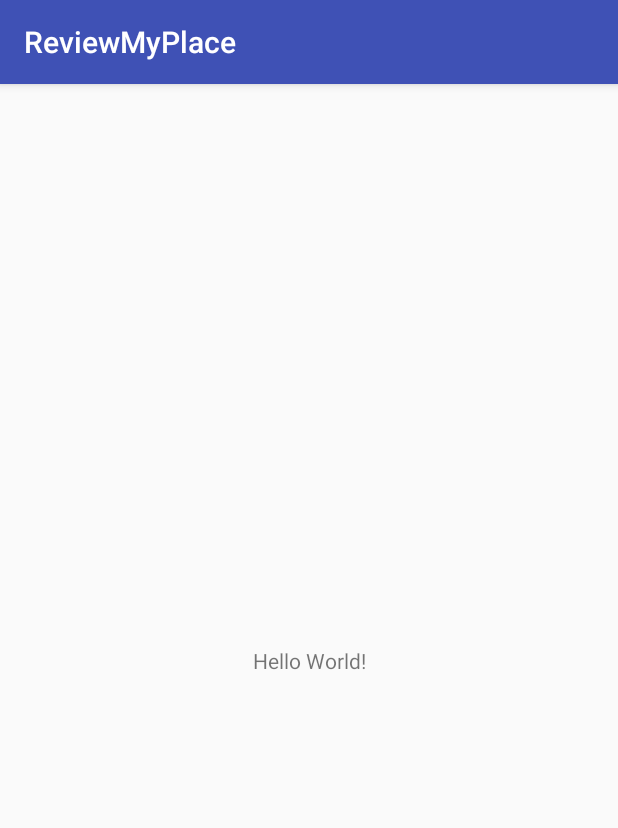
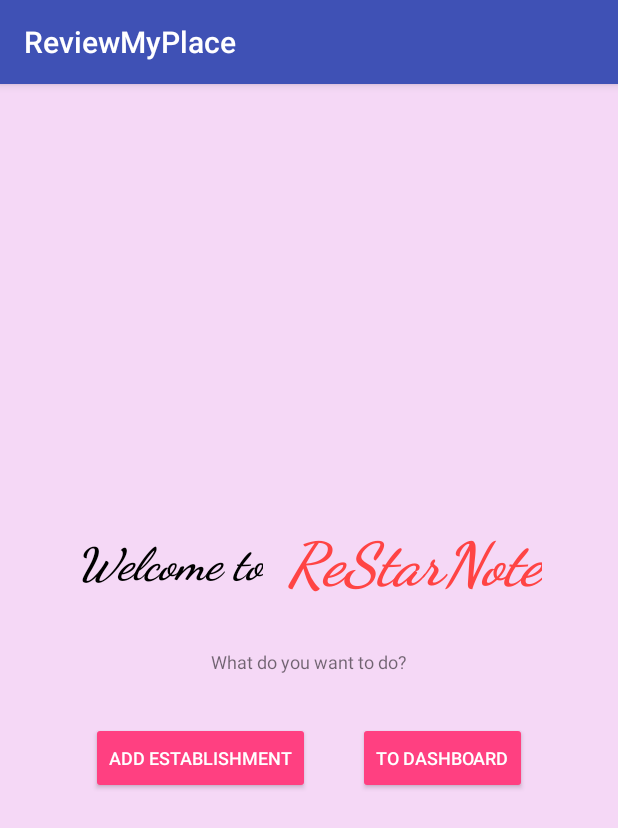
Before and after one commit to zovippro1996/mobileproject2018, an Android app: the screen it shows after launch (MainActivity before the commit, IntroActivity after it), on a phone screen of 412 x 824 dp. Shown: the top 828 px of the screen. Run offline under Robolectric (Android 15) with nearby library versions, the phone set to English and light mode, and no system bars.

Commit message:
* Add IntroActivity (Java class + layout)   + May need modifications later (e.g. pop-up dialog to show tutorial/how to use the app)

```diff
--- a/app/src/main/AndroidManifest.xml
+++ b/app/src/main/AndroidManifest.xml
@@ -9,13 +9,22 @@
         android:roundIcon="@mipmap/ic_launcher_round"
         android:supportsRtl="true"
         android:theme="@style/AppTheme">
-        <activity android:name=".MainActivity">
+
+        <!--<activity android:name=".MainActivity">-->
+            <!--<intent-filter>-->
+                <!--<action android:name="android.intent.action.MAIN" />-->
+
+                <!--<category android:name="android.intent.category.LAUNCHER" />-->
+            <!--</intent-filter>-->
+        <!--</activity>-->
+
+        <activity android:name=".IntroActivity">
             <intent-filter>
                 <action android:name="android.intent.action.MAIN" />
-
                 <category android:name="android.intent.category.LAUNCHER" />
             </intent-filter>
         </activity>
+
     </application>
 
 </manifest>
--- /dev/null
+++ b/app/src/main/java/com/example/mobile/course/reviewmyplace/IntroActivity.java
@@ -0,0 +1,32 @@
+package com.example.mobile.course.reviewmyplace;
+
+import android.content.Intent;
+import android.os.Bundle;
+import android.support.v7.app.AppCompatActivity;
+import android.view.View;
+
+public class IntroActivity extends AppCompatActivity {
+
+    @Override
+    protected void onCreate(Bundle savedInstanceState) {
+        super.onCreate(savedInstanceState);
+        setContentView(R.layout.activity_intro);
+    }
+
+    /**
+     * Redirect user to EstablishmentFormActivity to
+     * starting creating new establishment
+     */
+    public void moveToEstablishmentForm(View view) {
+//        Intent intent = new Intent(this, EstablishmentFormActivity.class);
+//        startActivity(intent);
+    }
+
+    /**
+     * Redirect user to DashboardActivity
+     */
+    public void moveToDashboard(View view) {
+//        Intent intent = new Intent(this, DashboardBoard.class);
+//        startActivity(intent);
+    }
+}
--- /dev/null
+++ b/app/src/main/res/layout/activity_intro.xml
@@ -0,0 +1,86 @@
+<?xml version="1.0" encoding="utf-8"?>
+<android.support.constraint.ConstraintLayout
+    xmlns:android="http://schemas.android.com/apk/res/android"
+    xmlns:app="http://schemas.android.com/apk/res-auto"
+    xmlns:tools="http://schemas.android.com/tools"
+    android:layout_width="match_parent"
+    android:layout_height="match_parent"
+    android:background="#f5d8f6"
+    tools:context="com.example.mobile.course.reviewmyplace.IntroActivity">
+
+    <TextView
+        android:id="@+id/intro_title_greeting"
+        android:layout_width="wrap_content"
+        android:layout_height="wrap_content"
+        android:layout_marginEnd="8dp"
+        android:text="@string/intro_title_greeting"
+        android:textColor="@android:color/black"
+        android:textSize="30sp"
+        android:textStyle="bold|italic"
+        android:fontFamily="cursive"
+        app:layout_constraintHorizontal_chainStyle="packed"
+        app:layout_constraintLeft_toLeftOf="parent"
+        app:layout_constraintRight_toLeftOf="@id/intro_title_app_name"
+        app:layout_constraintTop_toBottomOf="@id/intro_title_app_name"
+        app:layout_constraintBottom_toTopOf="@id/intro_title_app_name" />
+
+    <TextView
+        android:id="@+id/intro_title_app_name"
+        android:layout_width="wrap_content"
+        android:layout_height="wrap_content"
+        android:layout_marginStart="8dp"
+        android:layout_marginBottom="16dp"
+        android:text="@string/intro_title_app_name"
+        android:textColor="@android:color/holo_red_light"
+        android:textSize="40sp"
+        android:textStyle="bold|italic"
+        android:fontFamily="cursive"
+        app:layout_constraintVertical_chainStyle="packed"
+        app:layout_constraintTop_toTopOf="parent"
+        app:layout_constraintLeft_toRightOf="@id/intro_title_greeting"
+        app:layout_constraintRight_toRightOf="parent"
+        app:layout_constraintBottom_toTopOf="@id/intro_subtitle" />
+
+    <TextView
+        android:id="@+id/intro_subtitle"
+        android:layout_width="wrap_content"
+        android:layout_height="wrap_content"
+        android:layout_marginTop="16dp"
+        android:layout_marginBottom="16dp"
+        android:text="@string/intro_subtitle"
+        android:textSize="12sp"
+        app:layout_constraintTop_toBottomOf="@id/intro_title_app_name"
+        app:layout_constraintBottom_toTopOf="@id/intro_button_add"
+        app:layout_constraintLeft_toLeftOf="parent"
+        app:layout_constraintRight_toRightOf="parent" />
+
+    <Button
+        android:id="@+id/intro_button_add"
+        style="@style/AppTheme.IntroActivityButton"
+        android:layout_width="wrap_content"
+        android:layout_height="wrap_content"
+        android:layout_marginTop="16dp"
+        android:layout_marginEnd="16dp"
+        android:text="@string/intro_button_add"
+        android:textSize="12sp"
+        android:onClick="moveToEstablishmentForm"
+        app:layout_constraintHorizontal_chainStyle="packed"
+        app:layout_constraintLeft_toLeftOf="parent"
+        app:layout_constraintRight_toLeftOf="@id/intro_button_dashboard"
+        app:layout_constraintTop_toBottomOf="@id/intro_subtitle"
+        app:layout_constraintBottom_toBottomOf="parent" />
+
+    <Button
+        android:id="@+id/intro_button_dashboard"
+        style="@style/AppTheme.IntroActivityButton"
+        android:layout_width="wrap_content"
+        android:layout_height="wrap_content"
+        android:layout_marginStart="16dp"
+        android:text="@string/intro_button_dashboard"
+        android:textSize="12sp"
+        android:onClick="moveToDashboard"
+        app:layout_constraintBaseline_toBaselineOf="@id/intro_button_add"
+        app:layout_constraintLeft_toRightOf="@id/intro_button_add"
+        app:layout_constraintRight_toRightOf="parent" />
+
+</android.support.constraint.ConstraintLayout>
--- a/app/src/main/res/values/colors.xml
+++ b/app/src/main/res/values/colors.xml
@@ -3,4 +3,6 @@
     <color name="colorPrimary">#3F51B5</color>
     <color name="colorPrimaryDark">#303F9F</color>
     <color name="colorAccent">#FF4081</color>
+    <color name="colorPinkButton">#FF5079</color>
+    <color name="colorWhiteText">#FFFFFF</color>
 </resources>
--- a/app/src/main/res/values/strings.xml
+++ b/app/src/main/res/values/strings.xml
@@ -1,3 +1,10 @@
 <resources>
     <string name="app_name">ReviewMyPlace</string>
+
+    <string name="intro_title_greeting">Welcome to</string>
+    <string name="intro_title_app_name">ReStarNote</string>
+    <string name="intro_subtitle">What do you want to do?</string>
+    <string name="intro_button_add">Add Establishment</string>
+    <string name="intro_button_dashboard">To Dashboard</string>
+
 </resources>
--- a/app/src/main/res/values/styles.xml
+++ b/app/src/main/res/values/styles.xml
@@ -8,4 +8,10 @@
         <item name="colorAccent">@color/colorAccent</item>
     </style>
 
+    <!-- Custom theme for buttons in IntroActivity. -->
+    <style name="AppTheme.IntroActivityButton" parent="Widget.AppCompat.Button.Colored">
+        <item name="android:colorButtonNormal">@color/colorPinkButton</item>
+        <item name="android:textColor">@color/colorWhiteText</item>
+    </style>
+
 </resources>
--- a/build.gradle
+++ b/build.gradle
@@ -7,7 +7,7 @@ buildscript {
         jcenter()
     }
     dependencies {
-        classpath 'com.android.tools.build:gradle:3.1.0'
+        classpath 'com.android.tools.build:gradle:3.1.1'
 
 
         // NOTE: Do not place your application dependencies here; they belong
```
